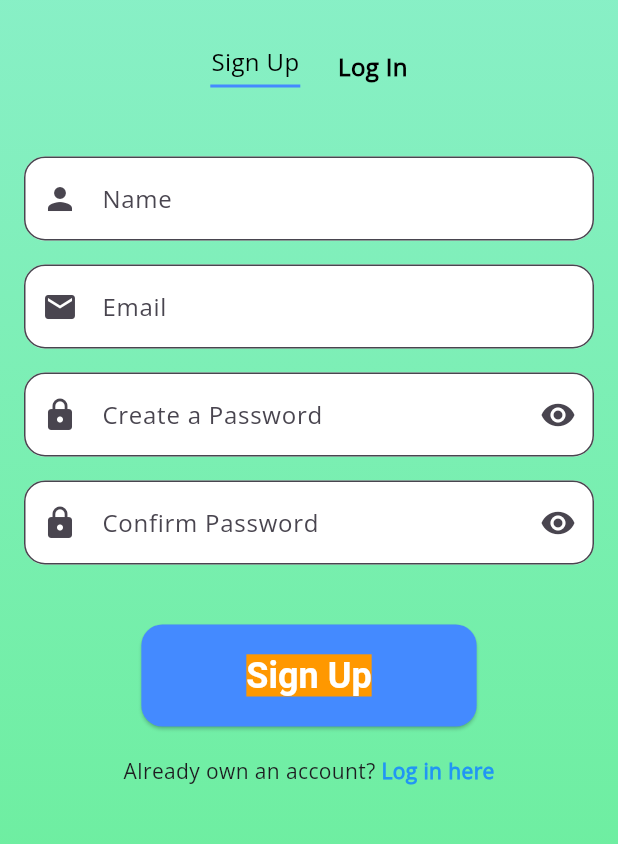
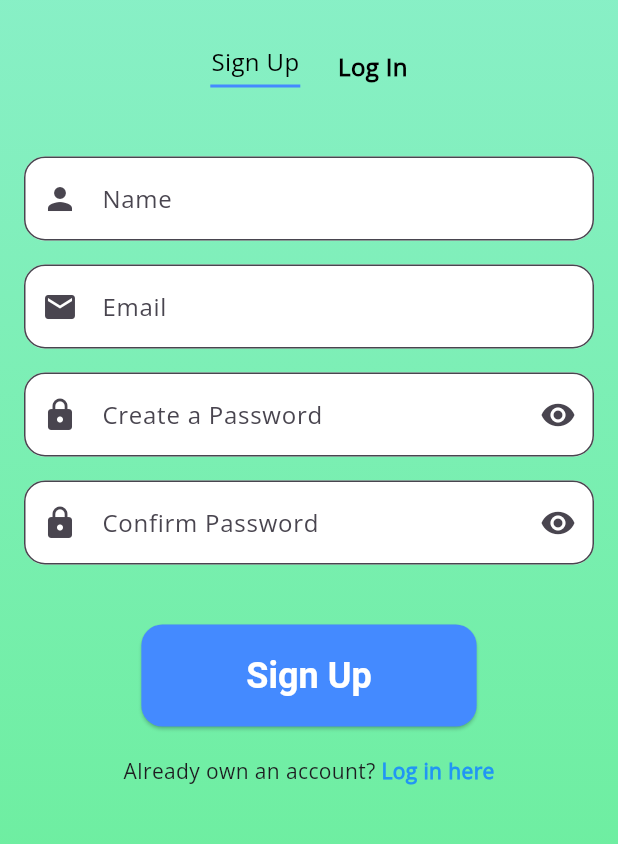
Before and after one commit to KIRAN10077/matchpoint, a Flutter app: the screen it shows after launch, after a tap on "Get Started", on a phone screen of 412 x 824 dp, the part 310-1154 px from its top. Run offline on Flutter 3.47's test engine with Material 3 defaults, Android fonts, the phone set to English and light mode, and no system bars; our stand-ins replace google_fonts; Roboto replaces fonts that are missing (Audiowide).

```diff
--- a/lib/theme/theme_data.dart
+++ b/lib/theme/theme_data.dart
@@ -11,7 +11,7 @@ ThemeData getApplicationTheme(){
           fontSize: 18,
           color: Colors.white,
           fontWeight: FontWeight.w500,
-          backgroundColor: Colors.orange),
+          ),
           shape: RoundedRectangleBorder(
             borderRadius: BorderRadiusGeometry.circular(5),
           ),
```
Also changed, not shown: lib/screens/dashboard_screen.dart (+8 -2 lines).
